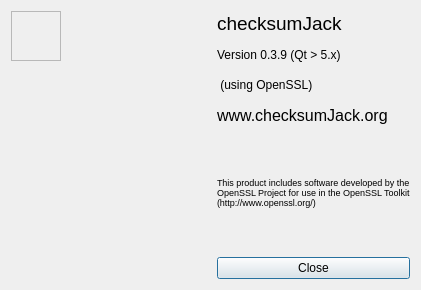
First picture: the form in src/about.ui, repository d4ndo/checksumjack, before the edit.
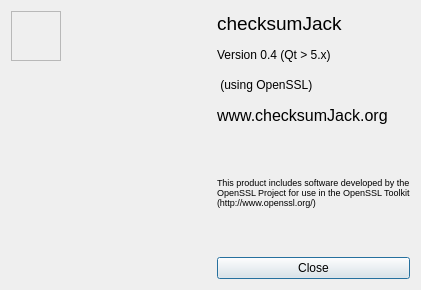
Second picture: the form after the edit. Icons and pictures are not drawn.

Patch:
```diff
--- a/src/about.ui
+++ b/src/about.ui
@@ -130,7 +130,7 @@
          <item>
           <widget class="QLabel" name="label_3">
            <property name="text">
-            <string>Version 0.3.9 (Qt &gt; 5.x)</string>
+            <string>Version 0.4 (Qt &gt; 5.x)</string>
            </property>
           </widget>
          </item>
```
